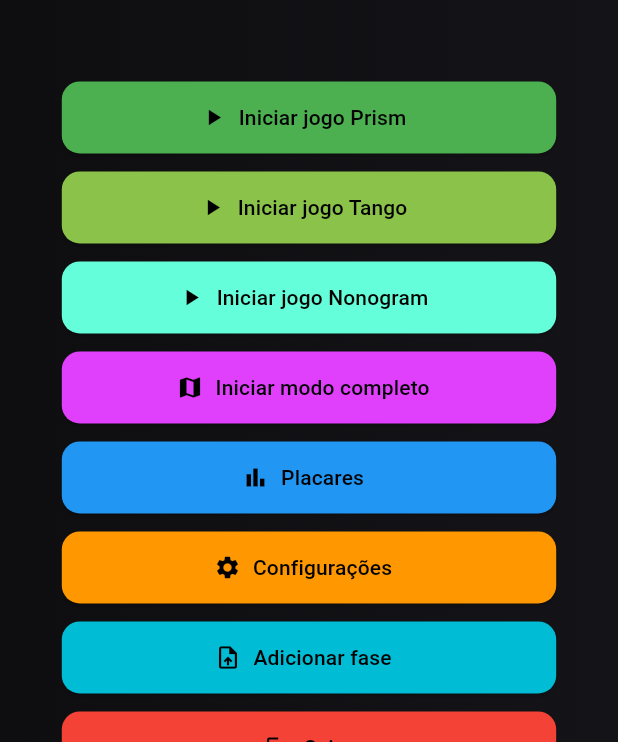
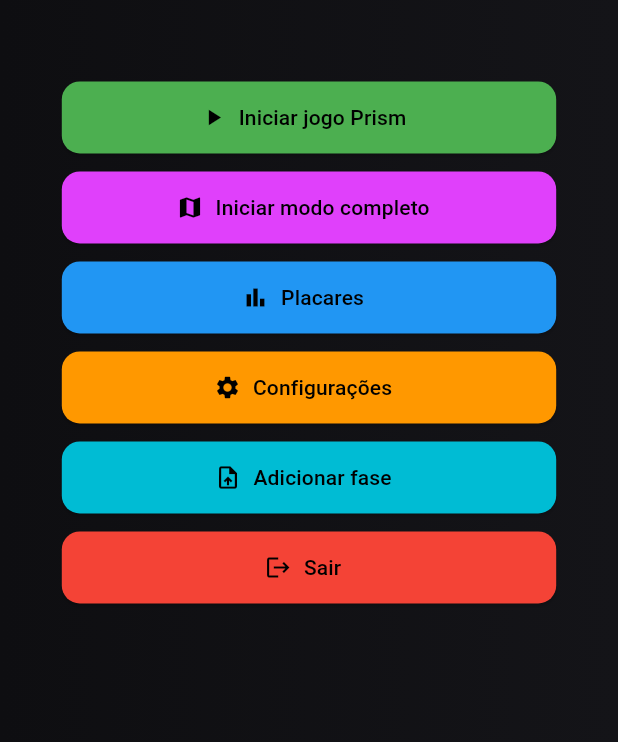
Before and after one commit to frcc24/prisma24, a Flutter app: the screen it shows after launch, on a phone screen of 412 x 824 dp, the part 494-1236 px from its top. Run offline on Flutter 3.47's test engine with Material 3 defaults, Android fonts, the phone set to English and light mode, and no system bars; our stand-ins replace audioplayers, cloud_firestore, equatable, firebase_core, flutter_riverpod, get and 3 more; accounts and stored records are empty.

Commit message:
refactor: comment out unused menu buttons in HomePage

```diff
--- a/lib/presentation/pages/general_pages/home_page.dart
+++ b/lib/presentation/pages/general_pages/home_page.dart
@@ -47,18 +47,18 @@ class HomePage extends StatelessWidget {
                   icon: Icons.play_arrow,
                   onTap: () => Navigator.pushNamed(context, '/prism'),
                 ),
-                _MenuButton(
-                  color: Colors.lightGreen,
-                  label: 'Iniciar jogo Tango',
-                  icon: Icons.play_arrow,
-                  onTap: () => Navigator.pushNamed(context, '/tango'),
-                ),
-                _MenuButton(
-                  color: Colors.tealAccent,
-                  label: 'Iniciar jogo Nonogram',
-                  icon: Icons.play_arrow,
-                  onTap: () => Navigator.pushNamed(context, '/nonogram'),
-                ),
+                // _MenuButton(
+                //   color: Colors.lightGreen,
+                //   label: 'Iniciar jogo Tango',
+                //   icon: Icons.play_arrow,
+                //   onTap: () => Navigator.pushNamed(context, '/tango'),
+                // ),
+                // _MenuButton(
+                //   color: Colors.tealAccent,
+                //   label: 'Iniciar jogo Nonogram',
+                //   icon: Icons.play_arrow,
+                //   onTap: () => Navigator.pushNamed(context, '/nonogram'),
+                // ),
                 _MenuButton(
                   color: Colors.purpleAccent,
                   label: 'Iniciar modo completo',
```
